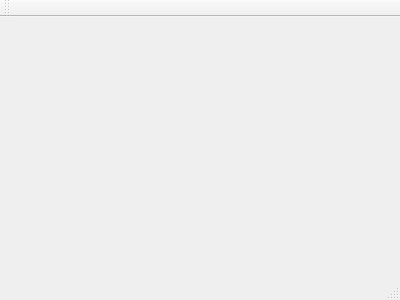
First picture: the form in mainwindow.ui, repository jopemachine-playground/Gomoku-Qt, before the edit.
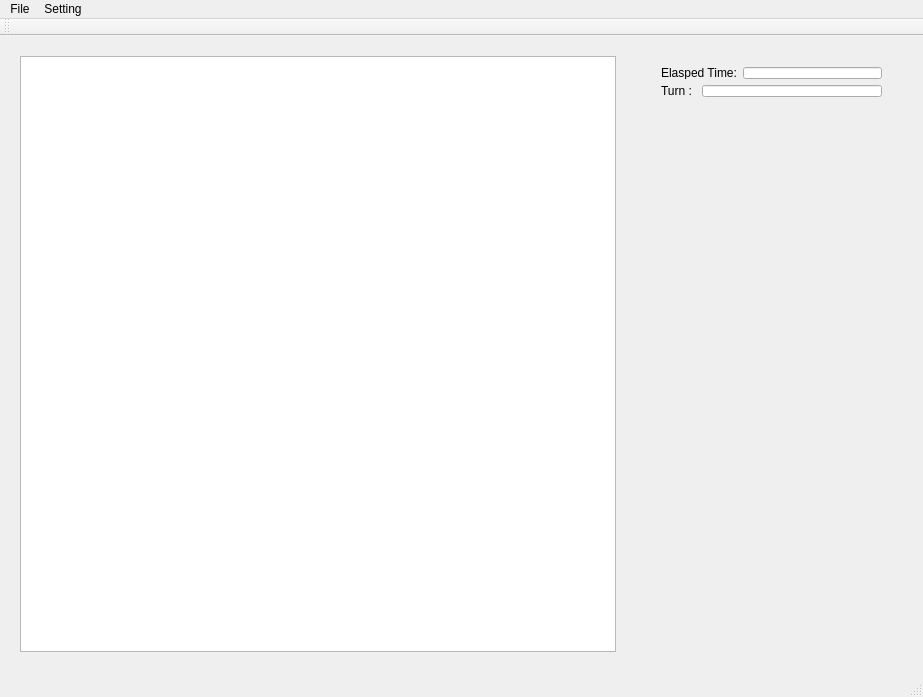
Second picture: the form after the edit.

```diff
--- a/mainwindow.ui
+++ b/mainwindow.ui
@@ -1,24 +1,150 @@
 <ui version="4.0">
  <class>MainWindow</class>
- <widget class="QMainWindow" name="MainWindow" >
-  <property name="geometry" >
+ <widget class="QMainWindow" name="MainWindow">
+  <property name="geometry">
    <rect>
     <x>0</x>
     <y>0</y>
-    <width>400</width>
-    <height>300</height>
+    <width>923</width>
+    <height>697</height>
    </rect>
   </property>
   <property name="windowTitle" >
    <string>MainWindow</string>
   </property>
-  <widget class="QMenuBar" name="menuBar" />
-  <widget class="QToolBar" name="mainToolBar" />
-  <widget class="QWidget" name="centralWidget" />
-  <widget class="QStatusBar" name="statusBar" />
+  <widget class="QWidget" name="centralWidget">
+   <widget class="QGraphicsView" name="graphicsView">
+    <property name="geometry">
+     <rect>
+      <x>20</x>
+      <y>20</y>
+      <width>596</width>
+      <height>596</height>
+     </rect>
+    </property>
+   </widget>
+   <widget class="QWidget" name="">
+    <property name="geometry">
+     <rect>
+      <x>650</x>
+      <y>20</y>
+      <width>243</width>
+      <height>52</height>
+     </rect>
+    </property>
+    <layout class="QVBoxLayout" name="verticalLayout">
+     <item>
+      <layout class="QHBoxLayout" name="horizontalLayout">
+       <item>
+        <widget class="QLabel" name="label">
+         <property name="text">
+          <string>Elasped Time:</string>
+         </property>
+        </widget>
+       </item>
+       <item>
+        <widget class="QLineEdit" name="lineEdit"/>
+       </item>
+      </layout>
+     </item>
+     <item>
+      <layout class="QHBoxLayout" name="horizontalLayout_2">
+       <item>
+        <widget class="QLabel" name="label_2">
+         <property name="text">
+          <string>Turn : </string>
+         </property>
+        </widget>
+       </item>
+       <item>
+        <widget class="QLineEdit" name="lineEdit_2"/>
+       </item>
+      </layout>
+     </item>
+    </layout>
+   </widget>
+  </widget>
+  <widget class="QMenuBar" name="menuBar">
+   <property name="geometry">
+    <rect>
+     <x>0</x>
+     <y>0</y>
+     <width>923</width>
+     <height>21</height>
+    </rect>
+   </property>
+   <widget class="QMenu" name="menuFile">
+    <property name="title">
+     <string>File</string>
+    </property>
+    <addaction name="actionNew_Game"/>
+    <addaction name="actionExit"/>
+   </widget>
+   <widget class="QMenu" name="menuSetting">
+    <property name="title">
+     <string>Setting</string>
+    </property>
+    <widget class="QMenu" name="menuMode_setting">
+     <property name="title">
+      <string>Mode setting</string>
+     </property>
+     <addaction name="actionhuman_vs_human"/>
+     <addaction name="actionhuman_vs_com"/>
+     <addaction name="actioncom_vs_com"/>
+    </widget>
+    <addaction name="menuMode_setting"/>
+   </widget>
+   <addaction name="menuFile"/>
+   <addaction name="menuSetting"/>
+  </widget>
+  <widget class="QToolBar" name="mainToolBar">
+   <attribute name="toolBarArea">
+    <enum>TopToolBarArea</enum>
+   </attribute>
+   <attribute name="toolBarBreak">
+    <bool>false</bool>
+   </attribute>
+  </widget>
+  <widget class="QStatusBar" name="statusBar"/>
+  <action name="actionExit">
+   <property name="text">
+    <string>Exit</string>
+   </property>
+   <property name="toolTip">
+    <string>Exit the program</string>
+   </property>
+   <property name="shortcut">
+    <string>Esc</string>
+   </property>
+  </action>
+  <action name="actionhuman_vs_human">
+   <property name="text">
+    <string>human vs human</string>
+   </property>
+  </action>
+  <action name="actionhuman_vs_com">
+   <property name="text">
+    <string>human vs com</string>
+   </property>
+  </action>
+  <action name="actioncom_vs_com">
+   <property name="text">
+    <string>com vs com</string>
+   </property>
+  </action>
+  <action name="actionNew_Game">
+   <property name="text">
+    <string>New Game</string>
+   </property>
+   <property name="toolTip">
+    <string>Discard present game and start new game</string>
+   </property>
+   <property name="shortcut">
+    <string>Ctrl+N</string>
+   </property>
+  </action>
  </widget>
- <layoutDefault spacing="6" margin="11" />
- <pixmapfunction></pixmapfunction>
+ <layoutdefault spacing="6" margin="11"/>
  <resources/>
  <connections/>
 </ui>
```
Left out of the diff: 3 changed lines with no effect on the pictures.
